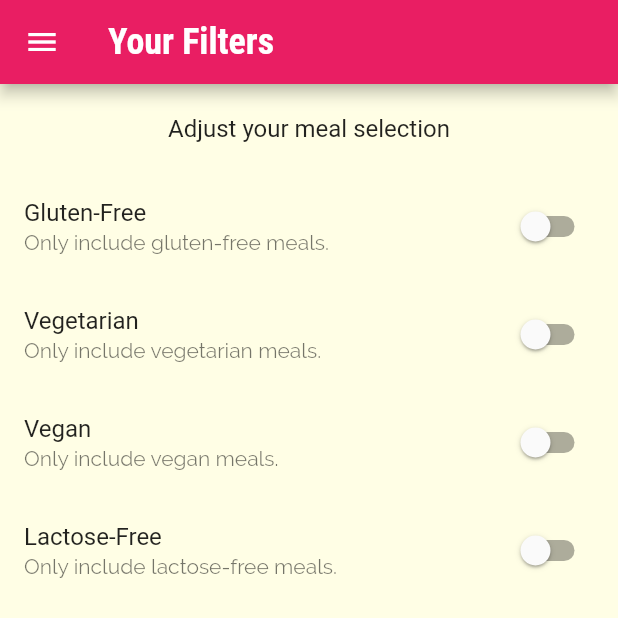
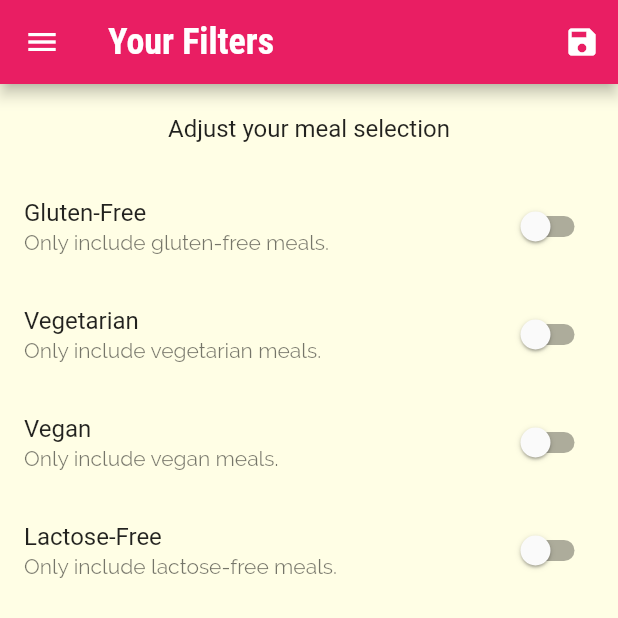
Before and after one commit to Borschik0/meals_app, a Flutter app: the FiltersScreen screen opened by its route, on a phone screen of 412 x 824 dp, the top half of it. Run offline on Flutter 3.47's test engine with Material 2 defaults, Android fonts, the phone set to English and light mode, and no system bars.

Commit message:
Update 13

```diff
--- a/lib/main.dart
+++ b/lib/main.dart
@@ -1,12 +1,54 @@
 import 'package:flutter/material.dart';
+import 'package:meals_app/dummy_data.dart';
+import 'package:meals_app/models/meal.dart';
+
 import 'package:meals_app/screens/filters_screen.dart';
 import 'package:meals_app/screens/meal_detail_screen.dart';
 import 'package:meals_app/screens/tabs_screen.dart';
-
-import 'screens/categories_screen.dart';
 import 'screens/category_meals_screen.dart';
 
-void main() => runApp(MaterialApp(
+void main() => runApp(const MyApp());
+
+class MyApp extends StatefulWidget {
+  const MyApp({Key? key}) : super(key: key);
+
+  @override
+  _MyAppState createState() => _MyAppState();
+}
+
+class _MyAppState extends State<MyApp> {
+  Map<String, bool> _filters ={
+    'gluten': false,
+    'lactose': false,
+    'vegan': false,
+    'vegetarian': false
+  };
+
+  List<Meal> _availableMeals = DUMMY_MEALS;
+
+  void _setFilters(Map<String, bool> filterData){
+    setState(() {
+      _filters = filterData;
+      _availableMeals = DUMMY_MEALS.where((meal){
+        if(_filters['gluten']! && !meal.isGlutenFree){
+          return false;
+        }
+        if(_filters['lactose']! && !meal.isLactoseFree){
+          return false;
+        }
+        if(_filters['vegan']! && !meal.isVegan){
+          return false;
+        }
+        if(_filters['vegetarian']! && !meal.isVegetarian){
+          return false;
+        }
+        return true;
+      }).toList();
+    });
+  }
+  @override
+  Widget build(BuildContext context) {
+    return MaterialApp(
       // home: const CategoriesScreen(),
       title: 'DeliMeal',
       theme: ThemeData(
@@ -24,8 +66,10 @@ void main() => runApp(MaterialApp(
       initialRoute: '/',
       routes: {
         '/': (ctx) => const TabsScreen(),
-        CategoryMealsScreen.routeName: (ctx) => const CategoryMealsScreen(),
+        CategoryMealsScreen.routeName: (ctx) =>  CategoryMealsScreen(availableMeals: _availableMeals),
         MealDetailScreen.routeName: (ctx) => const MealDetailScreen(),
-        FiltersScreen.routeName: (ctx) => const FiltersScreen()
+        FiltersScreen.routeName: (ctx) =>  FiltersScreen(currentFilters: _filters ,saveFilters: _setFilters)
       },
-    ));
+    );
+  }
+}
--- a/lib/screens/filters_screen.dart
+++ b/lib/screens/filters_screen.dart
@@ -3,7 +3,9 @@ import 'package:meals_app/widgets/main_drawer.dart';
 
 class FiltersScreen extends StatefulWidget {
   static const routeName = '/filters';
-  const FiltersScreen({Key? key}) : super(key: key);
+  final Function saveFilters;
+  final Map<String, bool> currentFilters;
+  const FiltersScreen({required this.currentFilters, required this.saveFilters, Key? key}) : super(key: key);
 
   @override
   State<FiltersScreen> createState() => _FiltersScreenState();
@@ -15,6 +17,15 @@ class _FiltersScreenState extends State<FiltersScreen> {
   bool _vegan = false;
   bool _lactoseFree = false;
 
+  @override
+  void initState() {
+    _glutenFree = widget.currentFilters['gluten']!;
+    _vegetarian = widget.currentFilters['vegetarian']!;
+    _vegan = widget.currentFilters['vegan']!;
+    _lactoseFree = widget.currentFilters['lactose']!;
+    super.initState();
+  }
+
   Widget _buildSwitchListTile(String title, String subtitle, bool currentValue, Function(bool)? onChanged){
     return  SwitchListTile(title: Text(title), subtitle: Text(subtitle), value: currentValue, onChanged: onChanged);
   }
@@ -23,7 +34,17 @@ class _FiltersScreenState extends State<FiltersScreen> {
   Widget build(BuildContext context) {
 
     return  Scaffold(
-      appBar: AppBar(title: const Text('Your Filters'),),
+      appBar: AppBar(title: const Text('Your Filters'), actions: <Widget>[
+        IconButton(onPressed: (){
+          final selectedFilters = {
+            'gluten': _glutenFree,
+            'lactose': _lactoseFree,
+            'vegan': _vegan,
+            'vegetarian': _vegetarian
+          };
+          widget.saveFilters(selectedFilters);
+        }, icon: const Icon(Icons.save))
+      ],),
       drawer: const  MainDrawer(),
       body: Column(
         children: <Widget>[
```
Also changed, not shown: lib/screens/category_meals_screen.dart (+4 -4 lines).
